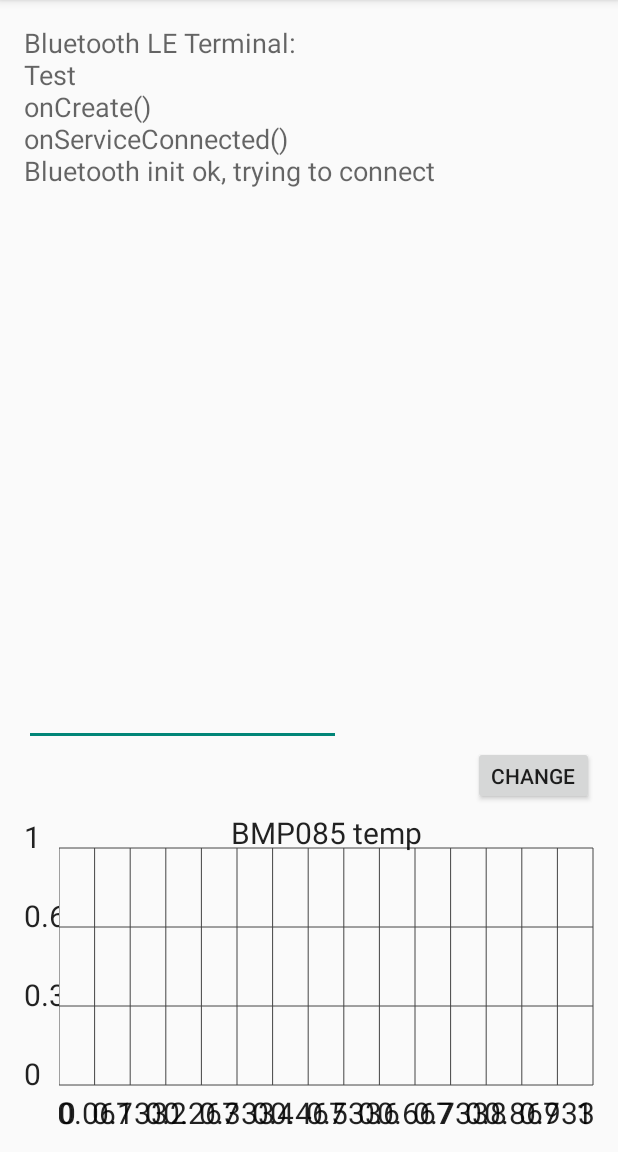
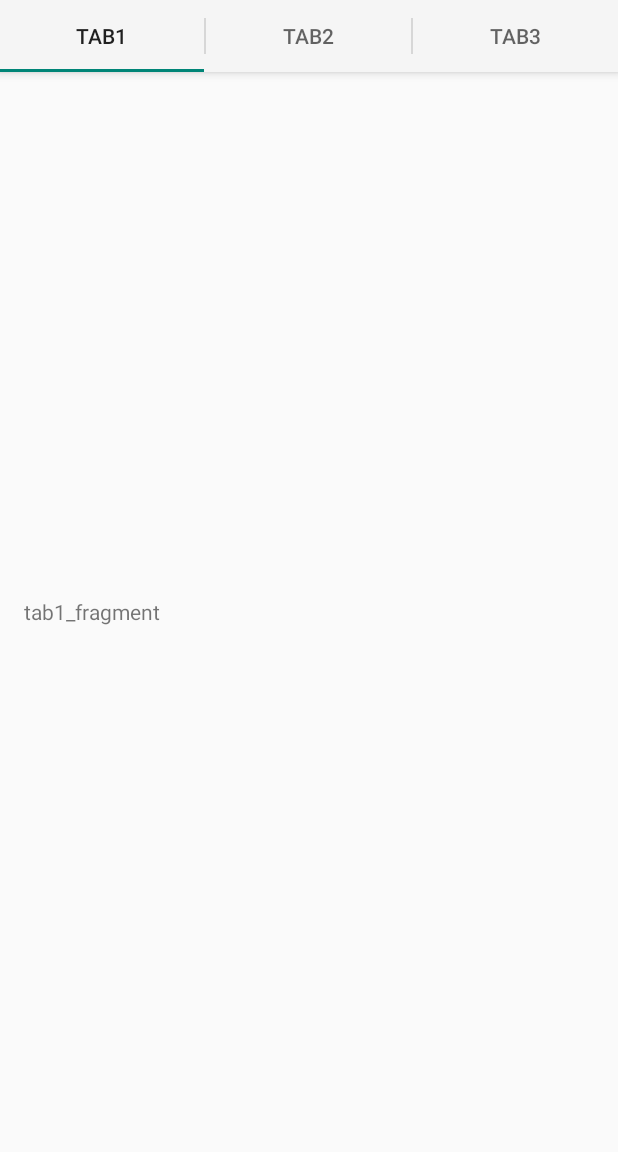
Before and after one commit to DanielKalicki/ModularElectronics, an Android app: the MainActivity screen opened directly, with no data from a screen before it, on a phone screen of 412 x 824 dp, the part 84-1236 px from its top. Run offline under Robolectric (Android 15) with nearby library versions, the phone set to English and light mode, and no system bars; 4 statements that could not run were skipped.

Commit message:
Android Software - simple example of Swiping Tab menu.

```diff
--- a/Android/ModularElectronics/app/build.gradle
+++ b/Android/ModularElectronics/app/build.gradle
@@ -22,4 +22,5 @@ android {
 dependencies {
     compile fileTree(include: ['*.jar'], dir: 'libs')
     compile files('libs/GraphView-3.1.3.jar')
+    compile "com.android.support:support-v4:18.0.+"
 }
--- /dev/null
+++ b/Android/ModularElectronics/app/src/main/java/modularelectronics/modularelectronics/FragmentPageAdapter.java
@@ -0,0 +1,28 @@
+package modularelectronics.modularelectronics;
+
+import android.support.v4.app.Fragment;
+import android.support.v4.app.FragmentManager;
+import android.support.v4.app.FragmentPagerAdapter;
+public class FragmentPageAdapter extends FragmentPagerAdapter {
+    public FragmentPageAdapter(FragmentManager fm) {
+        super(fm);
+    }
+    @Override
+    public Fragment getItem(int arg0) {
+        // TODO Auto-generated method stub
+        switch (arg0) {
+            case 0:
+                return new Tab1Fragment();
+            case 1:
+                return new Tab2Fragment();
+            default:
+                break;
+        }
+        return null;
+    }
+    @Override
+    public int getCount() {
+        // TODO Auto-generated method stub
+        return 2;
+    }
+}
--- a/Android/ModularElectronics/app/src/main/java/modularelectronics/modularelectronics/MainActivity.java
+++ b/Android/ModularElectronics/app/src/main/java/modularelectronics/modularelectronics/MainActivity.java
@@ -1,6 +1,9 @@
 package modularelectronics.modularelectronics;
 
+import android.app.ActionBar;
 import android.app.Activity;
+import android.app.FragmentTransaction;
+import android.app.TabActivity;
 import android.bluetooth.BluetoothAdapter;
 import android.bluetooth.BluetoothGattCharacteristic;
 import android.bluetooth.BluetoothGattService;
@@ -16,12 +19,14 @@ import android.net.ConnectivityManager;
 import android.os.Bundle;
 import android.os.Handler;
 import android.os.IBinder;
+import android.support.v4.view.ViewPager;
 import android.util.Log;
 import android.view.MenuItem;
 import android.view.View;
 import android.widget.Button;
 import android.widget.EditText;
 import android.widget.LinearLayout;
+import android.widget.TabHost;
 import android.widget.TextView;
 import android.widget.Toast;
 
@@ -58,8 +63,10 @@ import java.util.regex.Pattern;
 import javax.xml.parsers.DocumentBuilder;
 import javax.xml.parsers.DocumentBuilderFactory;
 import javax.xml.parsers.ParserConfigurationException;
+import android.support.v4.app.FragmentActivity;
+import android.support.v4.app.FragmentTabHost;
 
-public class MainActivity extends Activity {
+public class MainActivity extends FragmentActivity implements ActionBar.TabListener{
 
     private BluetoothAdapter mBluetoothAdapter;
     private Handler mHandler;
@@ -72,12 +79,17 @@ public class MainActivity extends Activity {
     private String mDeviceAddress="78:A5:04:85:26:65";
     private boolean mConnected = false;
 
-    TextView bleTerminal_text;
-    TextView bleTerminal_output;
+    //TextView bleTerminal_text;
+    //TextView bleTerminal_output;
 
     Button   mPlotSelectButton;
     EditText mPlotVariableName;
     String   plotVariableName="BMP085 temp";
+
+    private FragmentTabHost mTabHost;
+    ActionBar actionbar;
+    ViewPager viewpager;
+    FragmentPageAdapter ft;
 
     Intent gattServiceIntent;
 
@@ -91,14 +103,14 @@ public class MainActivity extends Activity {
 
         @Override
         public void onServiceConnected(ComponentName componentName, IBinder service) {
-            bleTerminal_text.append("onServiceConnected()\n");
+            //bleTerminal_text.append("onServiceConnected()\n");
             mBluetoothLeService = ((BluetoothLeService.LocalBinder) service).getService();
             if (!mBluetoothLeService.initialize()) {
-                bleTerminal_text.append("- Unable to initialize Bluetooth\n");
+                //bleTerminal_text.append("- Unable to initialize Bluetooth\n");
                 finish();
             }
             // Automatically connects to the device upon successful start-up initialization.
-            bleTerminal_text.append("Bluetooth init ok, trying to connect\n");
+            //bleTerminal_text.append("Bluetooth init ok, trying to connect\n");
             mBluetoothLeService.connect(mDeviceAddress);
         }
 
@@ -139,7 +151,6 @@ public class MainActivity extends Activity {
             }
         }
     };
-
     private static IntentFilter makeGattUpdateIntentFilter() {
         final IntentFilter intentFilter = new IntentFilter();
         intentFilter.addAction(BluetoothLeService.ACTION_GATT_CONNECTED);
@@ -148,9 +159,8 @@ public class MainActivity extends Activity {
         intentFilter.addAction(BluetoothLeService.ACTION_DATA_AVAILABLE);
         return intentFilter;
     }
-
     private void displayGattServices(List<BluetoothGattService> gattServices) {
-        bleTerminal_text.append("displayGattServices()\n");
+        //bleTerminal_text.append("displayGattServices()\n");
         if (gattServices == null) return;
         String uuid;
         ArrayList<HashMap<String, String>> gattServiceData = new ArrayList<HashMap<String, String>>();
@@ -158,13 +168,13 @@ public class MainActivity extends Activity {
                 = new ArrayList<>();
         mGattCharacteristics = new ArrayList<>();
 
-        bleTerminal_text.setText("");
+        //bleTerminal_text.setText("");
 
         // Loops through available GATT Services.
         for (BluetoothGattService gattService : gattServices) {
             HashMap<String, String> currentServiceData = new HashMap<>();
             uuid = gattService.getUuid().toString();
-            bleTerminal_output.append("(S): "+uuid+"\n");
+            //bleTerminal_output.append("(S): "+uuid+"\n");
             gattServiceData.add(currentServiceData);
 
             ArrayList<HashMap<String, String>> gattCharacteristicGroupData =
@@ -179,11 +189,11 @@ public class MainActivity extends Activity {
                 charas.add(gattCharacteristic);
                 HashMap<String, String> currentCharaData = new HashMap<>();
                 uuid = gattCharacteristic.getUuid().toString();
-                bleTerminal_output.append("\t\t\t(C): "+uuid+"\n");
+                //bleTerminal_output.append("\t\t\t(C): "+uuid+"\n");
                 gattCharacteristicGroupData.add(currentCharaData);
 
                 if(uuid.equals("0000ffe1-0000-1000-8000-00805f9b34fb")) {
-                    bleTerminal_output.append("Service found\n");
+                    //bleTerminal_output.append("Service found\n");
                     mBluetoothLeService.setCharacteristicNotification(gattCharacteristic, true);
                     mWriteCharacteristic = gattCharacteristic;
                 }
@@ -192,7 +202,6 @@ public class MainActivity extends Activity {
             gattCharacteristicData.add(gattCharacteristicGroupData);
         }
     }
-
     private void updateConnectionState(final String text) {
         runOnUiThread(new Runnable() {
             @Override
@@ -201,15 +210,13 @@ public class MainActivity extends Activity {
             }
         });
     }
-
     private void writeCharacteristic(BluetoothGattCharacteristic characteristic) {
         if (mBluetoothLeService != null) {
             mBluetoothLeService.writeCharacteristic(characteristic);
         }
     }
-
     private void clearUI() {
-        bleTerminal_text.setText("");
+        //bleTerminal_text.setText("");
     }
 
     //-------------------------------------------
@@ -266,7 +273,6 @@ public class MainActivity extends Activity {
         }
         parseXML(modulesDescriptionFile);
     }
-
     public static final boolean CheckInternetConnection(Context context) {
         ConnectivityManager cm = (ConnectivityManager) context.getSystemService(Context.CONNECTIVITY_SERVICE);
 
@@ -293,7 +299,6 @@ public class MainActivity extends Activity {
             Log.e("-","Write file not found");
         }
     }
-
     private Document parseXML(String xml){
         DocumentBuilderFactory factory = DocumentBuilderFactory.newInstance();
         DocumentBuilder builder = null;
@@ -330,9 +335,9 @@ public class MainActivity extends Activity {
 
         //TODO try catch this function
 
-        bleTerminal_text.setText("");
+        //bleTerminal_text.setText("");
         //bleTerminal_text.append(modulesDescriptionFile);
-        bleTerminal_text.append("data frames ok:"+Integer.toString(dataCounter)+" err:"+Integer.toString(dataErrCounter)+"\n");
+        //bleTerminal_text.append("data frames ok:"+Integer.toString(dataCounter)+" err:"+Integer.toString(dataErrCounter)+"\n");
 
         if (data != null) {
 
@@ -349,7 +354,7 @@ public class MainActivity extends Activity {
                 dataCounter++;
                 try {
                     if (d.get(1) != 68 ) {
-                        bleTerminal_output.setText("");
+                        //bleTerminal_output.setText("");
                         parseReceiveModuleData(d);
                     }
                 }catch(IndexOutOfBoundsException e){}
@@ -359,7 +364,7 @@ public class MainActivity extends Activity {
             for (int i=0;i<hexData.length;i++){
                 Integer value = Integer.parseInt(hexData[i], 16);
 
-                bleTerminal_output.append(Integer.toString(value) + " ");
+                //bleTerminal_output.append(Integer.toString(value) + " ");
 
                 d.add(value);
             }
@@ -393,7 +398,6 @@ public class MainActivity extends Activity {
             }*/
         }
     }
-
     private void parseReceiveModuleData(ArrayList<Integer> d) {
         Map<String,Double> rData = new HashMap<>();
 
@@ -483,10 +487,9 @@ public class MainActivity extends Activity {
         graphView.addSeries(graphDataPoints);
         graphView.setScrollable(true);
         graphView.setViewPort(0,graphDataPointsSize);
-        LinearLayout layout = (LinearLayout) findViewById(R.id.layout);
-        layout.addView(graphView);
+        //LinearLayout layout = (LinearLayout) findViewById(R.id.layout);
+        //layout.addView(graphView);
     }
-
     protected void graphAddPoint(double x, double y){
         if(graphDataPointX < x) { //x must be greater than previous x
             graphDataPointsSize++;
@@ -513,10 +516,78 @@ public class MainActivity extends Activity {
 
         setContentView(R.layout.activity_main);
 
-        mPlotSelectButton = (Button)findViewById(R.id.plotSelectButton);
-        mPlotVariableName   = (EditText)findViewById(R.id.plotVariableName);
+        viewpager = (ViewPager)findViewById(R.id.pager);
 
-        mPlotSelectButton.setOnClickListener(
+        ft = new FragmentPageAdapter(getSupportFragmentManager());
+        viewpager.setAdapter(ft);
+        actionbar= getActionBar();
+        actionbar.setNavigationMode(ActionBar.NAVIGATION_MODE_TABS);
+        actionbar.addTab(actionbar.newTab().setText("Tab1").setTabListener(this));
+        actionbar.addTab(actionbar.newTab().setText("Tab2").setTabListener(this));
+        actionbar.addTab(actionbar.newTab().setText("Tab3").setTabListener(this));
+
+        viewpager.setOnPageChangeListener(new ViewPager.OnPageChangeListener() {
+            @Override
+            public void onPageScrolled(int position, float positionOffset, int positionOffsetPixels) {
+
+            }
+
+            @Override
+            public void onPageSelected(int position) {
+                actionbar.setSelectedNavigationItem(position);
+            }
+
+            @Override
+            public void onPageScrollStateChanged(int state) {
+
+            }
+        });
+
+        // create the TabHost that will contain the Tabs
+        /*mTabHost = (FragmentTabHost)findViewById(android.R.id.tabhost);
+        mTabHost = (FragmentTabHost)findViewById(android.R.id.tabhost);
+        mTabHost.setup(this, getSupportFragmentManager(), android.R.id.tabcontent);
+
+        mTabHost.addTab(mTabHost.newTabSpec("tab1").setIndicator("Tab1"),
+                Tab1Fragment.class, null);
+        mTabHost.addTab(mTabHost.newTabSpec("tab2").setIndicator("Tab2"),
+                Tab2Fragment.class, null);/*
+        mTabHost.addTab(mTabHost.newTabSpec("tab3").setIndicator("Tab3"),
+                Tab3Fragment.class, null);*/
+
+        /*mTabHost.addTab(mTabHost.newTabSpec("simple").setIndicator("Simple"),
+                FragmentStackSupport.CountingFragment.class, null);
+        mTabHost.addTab(mTabHost.newTabSpec("contacts").setIndicator("Contacts"),
+                LoaderCursorSupport.CursorLoaderListFragment.class, null);
+        mTabHost.addTab(mTabHost.newTabSpec("custom").setIndicator("Custom"),
+                LoaderCustomSupport.AppListFragment.class, null);
+        mTabHost.addTab(mTabHost.newTabSpec("throttle").setIndicator("Throttle"),
+                LoaderThrottleSupport.ThrottledLoaderListFragment.class, null);*/
+
+        /*TabHost.TabSpec tab1 = tabHost.newTabSpec("First Tab");
+        TabHost.TabSpec tab2 = tabHost.newTabSpec("Second Tab");
+        TabHost.TabSpec tab3 = tabHost.newTabSpec("Third tab");
+
+        // Set the Tab name and Activity
+        // that will be opened when particular Tab will be selected
+        tab1.setIndicator("Tab1");
+        //tab1.setContent(new Intent(this,Tab1Activity.class));
+
+        tab2.setIndicator("Tab2");
+        //tab2.setContent(new Intent(this,Tab2Activity.class));
+
+        tab3.setIndicator("Tab3");
+        //tab3.setContent(new Intent(this,Tab3Activity.class));
+
+        /** Add the tabs  to the TabHost to display. */
+        /*tabHost.addTab(tab1);
+        tabHost.addTab(tab2);
+        tabHost.addTab(tab3);*/
+
+        //mPlotSelectButton = (Button)findViewById(R.id.plotSelectButton);
+        //mPlotVariableName   = (EditText)findViewById(R.id.plotVariableName);
+
+        /*mPlotSelectButton.setOnClickListener(
             new View.OnClickListener()
             {
                 public void onClick(View view)
@@ -526,7 +597,7 @@ public class MainActivity extends Activity {
                     graphStartPoint=graphDataPointsSize+1;
                     graphView.redrawAll();
                 }
-            });
+            });*/
 
         graphInit();
 
@@ -549,15 +620,15 @@ public class MainActivity extends Activity {
             finish();
         }
 
-        bleTerminal_text = (TextView)findViewById(R.id.ble_terminal_text);
-        bleTerminal_text.append("Test\n");
+        //bleTerminal_text = (TextView)findViewById(R.id.ble_terminal_text);
+        //bleTerminal_text.append("Test\n");
 
-        bleTerminal_output=(TextView)findViewById(R.id.BluetoothTerminal_output);
+        //bleTerminal_output=(TextView)findViewById(R.id.BluetoothTerminal_output);
 
         gattServiceIntent = new Intent(this, BluetoothLeService.class);
         bindService(gattServiceIntent, mServiceConnection, Context.BIND_AUTO_CREATE);
 
-        bleTerminal_text.append("onCreate()\n");
+        //bleTerminal_text.append("onCreate()\n");
 
         new Thread(new Runnable(){
             public void run(){
@@ -572,7 +643,7 @@ public class MainActivity extends Activity {
         registerReceiver(mGattUpdateReceiver, makeGattUpdateIntentFilter());
         if (mBluetoothLeService != null) {
             final boolean result = mBluetoothLeService.connect(mDeviceAddress);
-            bleTerminal_text.append("- Connect request result=" + result);
+            //bleTerminal_text.append("- Connect request result=" + result);
         }
     }
     @Override
@@ -602,4 +673,19 @@ public class MainActivity extends Activity {
 
         return super.onOptionsItemSelected(item);
     }
+
+    @Override
+    public void onTabSelected(ActionBar.Tab tab, FragmentTransaction ft) {
+        viewpager.setCurrentItem(tab.getPosition());
+    }
+
+    @Override
+    public void onTabUnselected(ActionBar.Tab tab, FragmentTransaction ft) {
+
+    }
+
+    @Override
+    public void onTabReselected(ActionBar.Tab tab, FragmentTransaction ft) {
+
+    }
 }
--- /dev/null
+++ b/Android/ModularElectronics/app/src/main/java/modularelectronics/modularelectronics/Tab1Fragment.java
@@ -0,0 +1,19 @@
+package modularelectronics.modularelectronics;
+
+import android.os.Bundle;
+import android.support.v4.app.Fragment;
+import android.view.LayoutInflater;
+import android.view.View;
+import android.view.ViewGroup;
+
+public class Tab1Fragment extends Fragment  {
+
+    @Override
+    public View onCreateView(LayoutInflater inflater, ViewGroup container,
+                             Bundle savedInstanceState) {
+        // Inflate the layout for this fragment
+        View V = inflater.inflate(R.layout.activity_tab1_fragment, container, false);
+
+        return V;
+    }
+}
--- /dev/null
+++ b/Android/ModularElectronics/app/src/main/java/modularelectronics/modularelectronics/Tab2Fragment.java
@@ -0,0 +1,19 @@
+package modularelectronics.modularelectronics;
+
+import android.os.Bundle;
+import android.support.v4.app.Fragment;
+import android.view.LayoutInflater;
+import android.view.View;
+import android.view.ViewGroup;
+
+public class Tab2Fragment extends Fragment  {
+
+    @Override
+    public View onCreateView(LayoutInflater inflater, ViewGroup container,
+                             Bundle savedInstanceState) {
+        // Inflate the layout for this fragment
+        View V = inflater.inflate(R.layout.activity_tab2_fragment, container, false);
+
+        return V;
+    }
+}
--- a/Android/ModularElectronics/app/src/main/res/layout/activity_main.xml
+++ b/Android/ModularElectronics/app/src/main/res/layout/activity_main.xml
@@ -1,49 +1,9 @@
-<RelativeLayout xmlns:android="http://schemas.android.com/apk/res/android"
+<android.support.v4.view.ViewPager
+    xmlns:android="http://schemas.android.com/apk/res/android"
     xmlns:tools="http://schemas.android.com/tools" android:layout_width="match_parent"
     android:layout_height="match_parent" android:paddingLeft="@dimen/activity_horizontal_margin"
     android:paddingRight="@dimen/activity_horizontal_margin"
+    android:id="@+id/pager"
     android:paddingTop="@dimen/activity_vertical_margin"
     android:paddingBottom="@dimen/activity_vertical_margin" tools:context=".MainActivity">
-
-    <TextView
-        android:layout_width="wrap_content"
-        android:layout_height="wrap_content"
-        android:textAppearance="?android:attr/textAppearanceMedium"
-        android:text="@string/ble_terminal_text"
-        android:id="@+id/ble_terminal_text"
-        android:layout_alignParentStart="true" />
-
-    <TextView
-        android:layout_width="wrap_content"
-        android:layout_height="wrap_content"
-        android:id="@+id/BluetoothTerminal_output"
-        android:layout_below="@+id/ble_terminal_text"
-        android:layout_alignParentStart="true"
-        android:layout_alignParentEnd="true" />
-
-    <LinearLayout xmlns:android="http://schemas.android.com/apk/res/android"
-        android:id="@+id/layout"
-        android:layout_width="fill_parent"
-        android:layout_height="300dp"
-        android:orientation="vertical"
-        android:layout_alignParentBottom="true"
-        android:layout_alignParentStart="true"
-        android:weightSum="1">
-
-        <EditText
-            android:layout_width="211dp"
-            android:layout_height="wrap_content"
-            android:id="@+id/plotVariableName"
-            android:inputType="text" />
-
-        <Button
-            style="?android:attr/buttonStyleSmall"
-            android:layout_width="wrap_content"
-            android:layout_height="39dp"
-            android:text="@string/plotSelectButton"
-            android:id="@+id/plotSelectButton"
-            android:layout_gravity="right" />
-
-    </LinearLayout>
-
-</RelativeLayout>
+</android.support.v4.view.ViewPager>
--- /dev/null
+++ b/Android/ModularElectronics/app/src/main/res/layout/activity_tab1_fragment.xml
@@ -0,0 +1,17 @@
+<?xml version="1.0" encoding="utf-8"?>
+<LinearLayout xmlns:android="http://schemas.android.com/apk/res/android"
+    xmlns:tools="http://schemas.android.com/tools"
+    android:layout_width="match_parent"
+    android:layout_height="match_parent"
+    tools:context=".DeviceFragment"
+    android:weightSum="1"
+    android:baselineAligned="false">
+
+    <TextView
+        android:layout_width="wrap_content"
+        android:layout_height="wrap_content"
+        android:text="tab1_fragment"
+        android:layout_weight="0.30"
+        android:layout_gravity="center_vertical" />
+
+</LinearLayout>
--- /dev/null
+++ b/Android/ModularElectronics/app/src/main/res/menu/menu_tab1.xml
@@ -0,0 +1,6 @@
+<menu xmlns:android="http://schemas.android.com/apk/res/android"
+    xmlns:tools="http://schemas.android.com/tools"
+    tools:context="modularelectronics.modularelectronics.Tab1Fragment">
+    <item android:id="@+id/action_settings" android:title="@string/action_settings"
+        android:orderInCategory="100" android:showAsAction="never" />
+</menu>
--- /dev/null
+++ b/Android/ModularElectronics/app/src/main/res/menu/menu_tab2.xml
@@ -0,0 +1,6 @@
+<menu xmlns:android="http://schemas.android.com/apk/res/android"
+    xmlns:tools="http://schemas.android.com/tools"
+    tools:context="modularelectronics.modularelectronics.Tab2Fragment">
+    <item android:id="@+id/action_settings" android:title="@string/action_settings"
+        android:orderInCategory="100" android:showAsAction="never" />
+</menu>
--- a/Android/ModularElectronics/app/src/main/res/values/strings.xml
+++ b/Android/ModularElectronics/app/src/main/res/values/strings.xml
@@ -7,5 +7,8 @@
     <string name="ble_not_supported">Bluetooth LE is not supported on this device</string>
     <string name="error_bluetooth_not_supported">Bluetooth is not supported on this device</string>
     <string name="plotSelectButton">Change</string>
+    <string name="title_activity_tab1_fragment">Tab1Fragment</string>
+    <string name="hello_world">Hello world!</string>
+    <string name="title_activity_tab2_fragment">Tab2Fragment</string>
 
 </resources>
```
Also changed, not shown: Android/ModularElectronics/app/src/main/AndroidManifest.xml (+12 -1 lines), Android/ModularElectronics/app/src/main/res/layout/activity_tab2_fragment.xml (added, +15 -0 lines), 1 other file.
